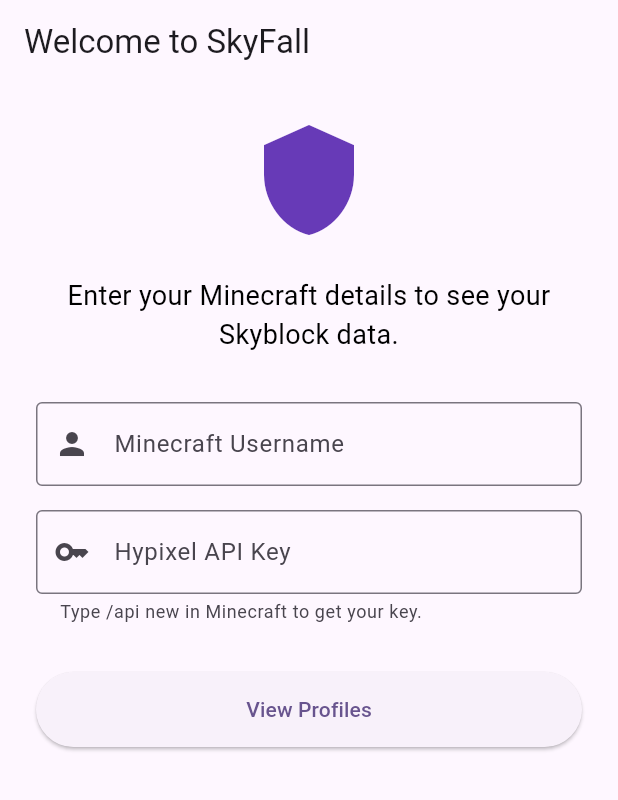
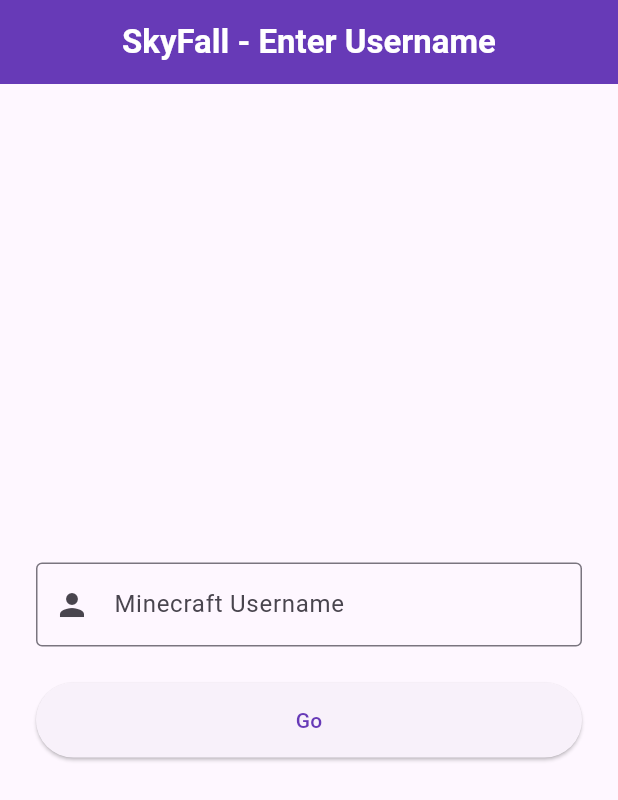
Before and after one commit to maxfinley-lang/Skyfall, a Flutter app: the screen it shows after launch, on a phone screen of 412 x 824 dp. Shown: the top 800 px of the screen. Run offline on Flutter 3.47's test engine with Material 3 defaults, Android fonts, the light colour scheme and no system bars; our stand-ins replace cloud_firestore, firebase_core, flutter_dotenv, flutter_riverpod, shared_preferences; accounts and stored records are empty.

Commit message:
Theme, base authentication with Riverpod,  Firebase, and cloud.

```diff
--- a/lib/main.dart
+++ b/lib/main.dart
@@ -1,9 +1,9 @@
 import 'package:flutter/material.dart';
 import 'package:flutter_riverpod/flutter_riverpod.dart';
 import 'package:firebase_core/firebase_core.dart';
+import 'package:flutter_dotenv/flutter_dotenv.dart';
 import 'theme.dart';
-import 'screens/username_entry_screen.dart';
-import 'screens/profile_screen.dart';
+import 'screens/home/username_input_screen.dart';
 import 'providers/profile_provider.dart';
 
 void main() async {
@@ -12,6 +12,12 @@
     await Firebase.initializeApp();
   } catch (e) {
     debugPrint('Firebase initialization failed: $e');
+  }
+
+  try {
+    await dotenv.load(fileName: ".env");
+  } catch (e) {
+    debugPrint('Error loading .env file: $e');
   }
 
   final container = ProviderContainer();
@@ -36,21 +42,7 @@
       theme: AppTheme.lightTheme,
       darkTheme: AppTheme.darkTheme,
       themeMode: ThemeMode.system,
-      home: const MainNavigator(),
+      home: const UsernameInputScreen(),
     );
   }
 }
-
-class MainNavigator extends ConsumerWidget {
-  const MainNavigator({super.key});
-
-  @override
-  Widget build(BuildContext context, WidgetRef ref) {
-    final credentials = ref.watch(credentialsProvider);
-
-    if (!credentials.isValid) {
-      return const UsernameEntryScreen();
-    }
-    return const ProfileScreen();
-  }
-}
--- /dev/null
+++ b/lib/providers/current_user_provider.dart
@@ -0,0 +1,15 @@
+import 'package:flutter_riverpod/flutter_riverpod.dart';
+import '../services/mojang_service.dart';
+
+final mojangServiceProvider = Provider<MojangService>((ref) => MojangService());
+
+class CurrentUserNotifier extends Notifier<String?> {
+  @override
+  String? build() => null;
+
+  void setUuid(String? uuid) {
+    state = uuid;
+  }
+}
+
+final currentUserProvider = NotifierProvider<CurrentUserNotifier, String?>(CurrentUserNotifier.new);
--- /dev/null
+++ b/lib/screens/home/username_input_screen.dart
@@ -0,0 +1,102 @@
+import 'package:flutter/material.dart';
+import 'package:flutter_riverpod/flutter_riverpod.dart';
+import '../../providers/current_user_provider.dart';
+import '../dashboard/dashboard_screen.dart';
+
+class UsernameInputScreen extends ConsumerStatefulWidget {
+  const UsernameInputScreen({super.key});
+
+  @override
+  ConsumerState<UsernameInputScreen> createState() => _UsernameInputScreenState();
+}
+
+class _UsernameInputScreenState extends ConsumerState<UsernameInputScreen> {
+  final _usernameController = TextEditingController();
+  bool _isLoading = false;
+
+  Future<void> _submit() async {
+    final username = _usernameController.text.trim();
+    if (username.isEmpty) {
+      ScaffoldMessenger.of(context).showSnackBar(
+        const SnackBar(content: Text('Please enter a username.')),
+      );
+      return;
+    }
+
+    setState(() => _isLoading = true);
+
+    try {
+      final mojangService = ref.read(mojangServiceProvider);
+      final uuid = await mojangService.getUuid(username);
+
+      if (uuid != null) {
+        ref.read(currentUserProvider.notifier).setUuid(uuid);
+        if (mounted) {
+          Navigator.push(
+            context,
+            MaterialPageRoute(builder: (context) => const DashboardScreen()),
+          );
+        }
+      } else {
+        if (mounted) {
+          ScaffoldMessenger.of(context).showSnackBar(
+            const SnackBar(content: Text('User not found.')),
+          );
+        }
+      }
+    } catch (e) {
+      if (mounted) {
+        ScaffoldMessenger.of(context).showSnackBar(
+          SnackBar(content: Text('Error: $e')),
+        );
+      }
+    } finally {
+      if (mounted) {
+        setState(() => _isLoading = false);
+      }
+    }
+  }
+
+  @override
+  Widget build(BuildContext context) {
+    return Scaffold(
+      appBar: AppBar(title: const Text('SkyFall - Enter Username')),
+      body: Center(
+        child: Padding(
+          padding: const EdgeInsets.all(24.0),
+          child: Column(
+            mainAxisAlignment: MainAxisAlignment.center,
+            children: [
+              TextField(
+                controller: _usernameController,
+                decoration: const InputDecoration(
+                  labelText: 'Minecraft Username',
+                  border: OutlineInputBorder(),
+                  prefixIcon: Icon(Icons.person),
+                ),
+                onSubmitted: (_) => _submit(),
+              ),
+              const SizedBox(height: 24),
+              SizedBox(
+                width: double.infinity,
+                height: 50,
+                child: ElevatedButton(
+                  onPressed: _isLoading ? null : _submit,
+                  child: _isLoading
+                    ? const CircularProgressIndicator()
+                    : const Text('Go'),
+                ),
+              ),
+            ],
+          ),
+          ),
+        ),
+      );
+  }
+
+  @override
+  void dispose() {
+    _usernameController.dispose();
+    super.dispose();
+  }
+}
--- a/lib/screens/profile_screen.dart
+++ b/lib/screens/profile_screen.dart
@@ -2,7 +2,9 @@
 import 'package:flutter_riverpod/flutter_riverpod.dart';
 import '../providers/profile_provider.dart';
 import '../providers/navigation_provider.dart';
+import '../models/skyblock_profile.dart';
 import 'leaderboard_screen.dart';
+import 'profile_detail_screen.dart';
 
 class ProfileScreen extends ConsumerWidget {
   const ProfileScreen({super.key});
@@ -38,7 +40,7 @@
       body: pages[selectedIndex],
       bottomNavigationBar: BottomNavigationBar(
         currentIndex: selectedIndex,
-        onTap: (index) => ref.read(navigationProvider.notifier).state = index,
+        onTap: (index) => ref.read(navigationProvider.notifier).setIndex(index),
         items: const [
           BottomNavigationBarItem(icon: Icon(Icons.person), label: 'My Profiles'),
           BottomNavigationBarItem(icon: Icon(Icons.compare_arrows), label: 'Compare'),
@@ -94,81 +96,3 @@
     );
   }
 }
-
-class ProfileDetailScreen extends StatelessWidget {
-  final SkyblockProfile profile;
-  const ProfileDetailScreen({super.key, required this.profile});
-
-  @override
-  Widget build(BuildContext context) {
-    // Assuming SkyShiiyu response format
-    final Map<String, dynamic> data = profile.data['data'] ?? {};
-
-    return Scaffold(
-      appBar: AppBar(title: Text(profile.cuteName)),
-      body: SingleChildScrollView(
-        padding: const EdgeInsets.all(16.0),
-        child: Column(
-          crossAxisAlignment: CrossAxisAlignment.start,
-          children: [
-            const Text(
-              'Profile Data Overview',
-              style: TextStyle(fontSize: 24, fontWeight: FontWeight.bold),
-            ),
-            const SizedBox(height: 16),
-            _buildDataSection('Skills', data['skills']),
-            _buildDataSection('Collections', data['collections']),
-            _buildDataSection('Slayers', data['slayers']),
-            _buildDataSection('Dungeons', data['dungeons']),
-          ],
-        ),
-      ),
-    );
-  }
-
-  Widget _buildDataSection(String title, dynamic sectionData) {
-    if (sectionData == null || (sectionData is Map && sectionData.isEmpty)) return Container();
-
-    final Map<String, dynamic> entries = sectionData is Map ? sectionData as Map<String, dynamic> : {};
-
-    return Column(
-      crossAxisAlignment: CrossAxisAlignment.start,
-      children: [
-        Padding(
-          padding: const EdgeInsets.symmetric(vertical: 8.0),
-          child: Text(
-            title,
-            style: const TextStyle(fontSize: 18, fontWeight: FontWeight.bold),
-          ),
-        ),
-        Card(
-          child: Padding(
-            padding: const EdgeInsets.all(12.0),
-            child: Column(
-              children: entries.entries.take(5).map((e) {
-                final val = e.value;
-                String displayVal = '0';
-                if (val is Map) {
-                   displayVal = val['level']?.toString() ?? val['value']?.toString() ?? '0';
-                } else if (val is num) {
-                   displayVal = val.toString();
-                }
-
-                return Padding(
-                  padding: const EdgeInsets.symmetric(vertical: 4.0),
-                  child: Row(
-                    mainAxisAlignment: MainAxisAlignment.spaceBetween,
-                    children: [
-                      Text(e.key.replaceAll('_', ' ').toUpperCase()),
-                      Text(displayVal),
-                    ],
-                  ),
-                );
-              }).toList(),
-            ),
-          ),
-        ),
-      ],
-    );
-  }
-}
--- a/lib/services/hypixel_api_service.dart
+++ b/lib/services/hypixel_api_service.dart
@@ -3,41 +3,27 @@
 import '../models/skyblock_profile.dart';
 
 class HypixelApiService {
-  // Using SkyShiiyu API (Proxy) which doesn't strictly require a user-provided API key,
-  // but it's good to keep the signature aligned with the app's credentials.
-  static const String _baseUrl = 'https://sky.shiiyu.moe/api/v2';
+  static const String _baseUrl = 'https://api.hypixel.net';
 
-  Future<List<SkyblockProfile>> getProfiles(String username, String apiKey) async {
-    // Note: In a production app with the official Hypixel API,
-    // we would use the apiKey as a query parameter or header.
-    // For SkyShiiyu, we proceed with username alone.
-
+  Future<List<SkyblockProfile>> getProfiles(String uuid, String apiKey) async {
     final response = await http.get(
-      Uri.parse('$_baseUrl/profile/$username'),
+      Uri.parse('$_baseUrl/skyblock/profiles?key=$apiKey&uuid=$uuid'),
     );
 
     if (response.statusCode == 200) {
       final jsonResponse = jsonDecode(response.body);
 
-      // SkyShiiyu returns a map of profile IDs to profile data under the 'profiles' key
-      if (jsonResponse is Map<String, dynamic> && jsonResponse.containsKey('profiles')) {
-        final profilesMap = jsonResponse['profiles'] as Map<String, dynamic>;
+      if (jsonResponse['success'] == true && jsonResponse['profiles'] != null) {
+        final List<dynamic> profilesList = jsonResponse['profiles'];
 
-        return profilesMap.entries.map((entry) {
-          final profileData = entry.value as Map<String, dynamic>;
-          return SkyblockProfile(
-            profileId: entry.key,
-            cuteName: profileData['cute_name'] ?? 'Unknown',
-            data: profileData,
-          );
+        return profilesList.map((profileData) {
+          return SkyblockProfile.fromJson(profileData as Map<String, dynamic>);
         }).toList();
       } else {
-        throw Exception('Unexpected API response format');
+        throw Exception('Hypixel API Error: ${jsonResponse['cause'] ?? 'Unknown error'}');
       }
-    } else if (response.statusCode == 404) {
-      throw Exception('User not found or has no public Skyblock profiles. Check if your API settings are on in Hypixel.');
     } else {
-      throw Exception('Failed to connect to Skyblock API (Status: ${response.statusCode})');
+      throw Exception('Failed to connect to Hypixel API (Status: ${response.statusCode})');
     }
   }
 }
--- a/lib/theme.dart
+++ b/lib/theme.dart
@@ -1,14 +1,36 @@
 import 'package:flutter/material.dart';
 
 class AppTheme {
+  static const primaryColor = Color(0xFF673AB7); // Deep Purple
+  static const secondaryColor = Color(0xFF03A9F4); // Light Blue
+  static const accentColor = Color(0xFFFFC107); // Amber
+
   static ThemeData get lightTheme {
     return ThemeData(
       useMaterial3: true,
       colorScheme: ColorScheme.fromSeed(
-        seedColor: Colors.deepPurple,
+        seedColor: primaryColor,
+        primary: primaryColor,
+        secondary: secondaryColor,
+        tertiary: accentColor,
         brightness: Brightness.light,
       ),
+      appBarTheme: const AppBarTheme(
+        centerTitle: true,
+        backgroundColor: primaryColor,
+        foregroundColor: Colors.white,
+      ),
+      cardTheme: CardThemeData(
+        elevation: 2,
+        shape: RoundedRectangleBorder(borderRadius: BorderRadius.circular(12)),
+      ),
       typography: Typography.material2021(),
+      textTheme: const TextTheme(
+        headlineLarge: TextStyle(fontWeight: FontWeight.bold, color: Colors.black87),
+        headlineMedium: TextStyle(fontWeight: FontWeight.bold, color: Colors.black87),
+        titleLarge: TextStyle(fontWeight: FontWeight.w600, color: Colors.black87),
+        bodyLarge: TextStyle(fontSize: 16, color: Colors.black87),
+      ),
     );
   }
 
@@ -16,10 +38,26 @@
     return ThemeData(
       useMaterial3: true,
       colorScheme: ColorScheme.fromSeed(
-        seedColor: Colors.deepPurple,
+        seedColor: primaryColor,
+        primary: primaryColor,
+        secondary: secondaryColor,
+        tertiary: accentColor,
         brightness: Brightness.dark,
       ),
+      appBarTheme: const AppBarTheme(
+        centerTitle: true,
+      ),
+      cardTheme: CardThemeData(
+        elevation: 2,
+        shape: RoundedRectangleBorder(borderRadius: BorderRadius.circular(12)),
+      ),
       typography: Typography.material2021(),
+      textTheme: const TextTheme(
+        headlineLarge: TextStyle(fontWeight: FontWeight.bold, color: Colors.white),
+        headlineMedium: TextStyle(fontWeight: FontWeight.bold, color: Colors.white),
+        titleLarge: TextStyle(fontWeight: FontWeight.w600, color: Colors.white),
+        bodyLarge: TextStyle(fontSize: 16, color: Colors.white),
+      ),
     );
   }
 }
```
Also changed, not shown: lib/models/skyblock_profile.dart (+30 -1 lines), lib/providers/navigation_provider.dart (+10 -1 lines), lib/providers/profile_provider.dart (+13 -6 lines), lib/screens/dashboard/dashboard_screen.dart (added, +100 -0 lines), lib/screens/profile_detail_screen.dart (added, +81 -0 lines), lib/services/mojang_service.dart (added, +23 -0 lines), pubspec.yaml (+4 -3 lines), pubspec.lock, 2 other files.
